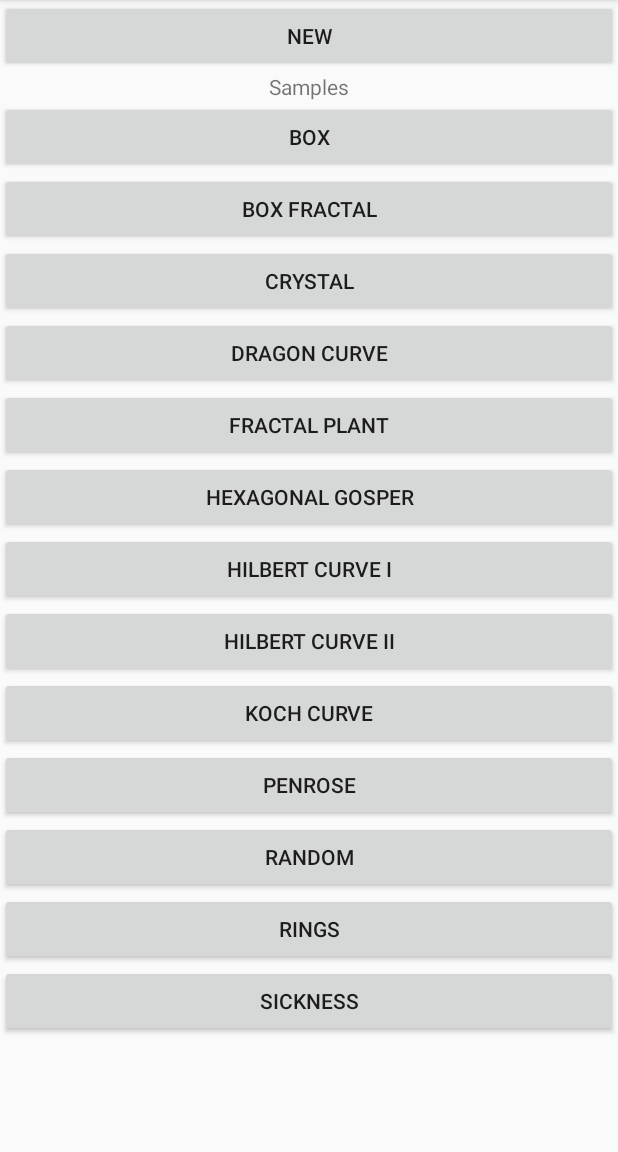
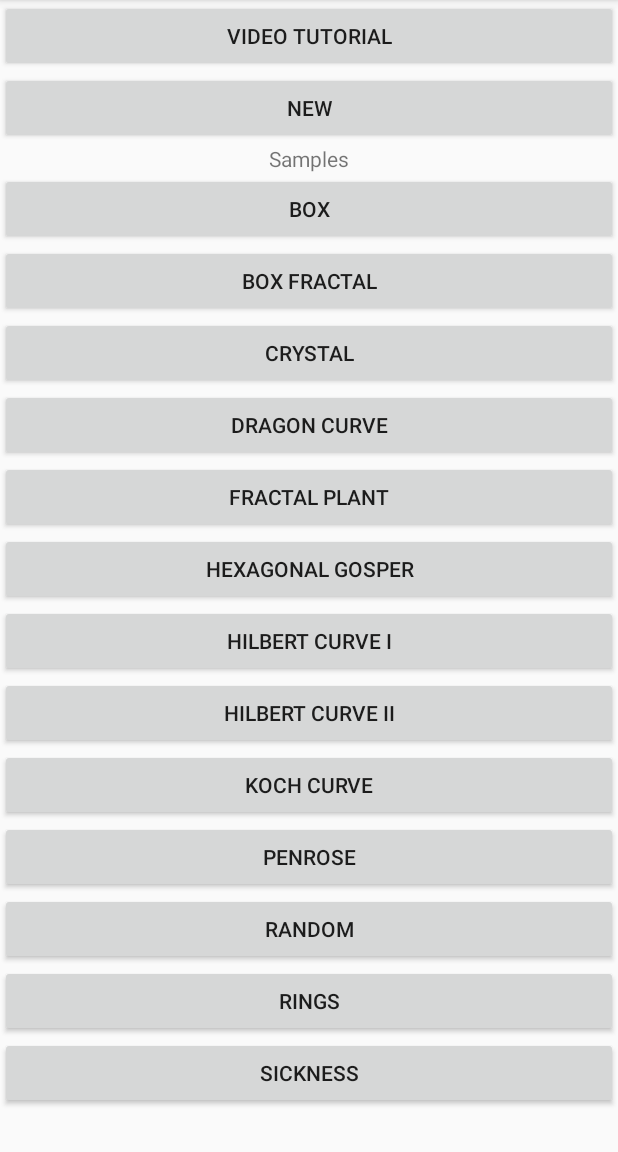
Before and after one commit to thomasfischersm/LSystemAndroid, an Android app: the screen it shows after launch (MainActivity), on a phone screen of 412 x 824 dp, the part 84-1236 px from its top. Run offline under Robolectric (Android 15) with nearby library versions, the phone set to English and light mode, and no system bars; network calls fail.

Commit message:
Added video tutorial button.

```diff
--- a/app/src/main/java/com/playposse/thomas/lindenmayer/MainActivity.java
+++ b/app/src/main/java/com/playposse/thomas/lindenmayer/MainActivity.java
@@ -1,6 +1,7 @@
 package com.playposse.thomas.lindenmayer;
 
 import android.content.Intent;
+import android.net.Uri;
 import android.os.Bundle;
 import android.support.v7.app.AppCompatActivity;
 import android.support.v7.widget.Toolbar;
@@ -34,6 +35,15 @@ public class MainActivity extends AppCompatActivity {
 
         Toolbar mainToolbar = (Toolbar) findViewById(R.id.mainToolbar);
         setSupportActionBar(mainToolbar);
+
+        Button tutorialButton = (Button) findViewById(R.id.tutorialButton);
+        tutorialButton.setOnClickListener(new View.OnClickListener() {
+            @Override
+            public void onClick(View v) {
+                startActivity(
+                        new Intent(Intent.ACTION_VIEW, Uri.parse("https://youtu.be/bruY40g_S2w")));
+            }
+        });
 
         Button newButton = (Button) findViewById(R.id.newButton);
         newButton.setOnClickListener(new View.OnClickListener() {
--- a/app/src/main/res/layout/activity_main.xml
+++ b/app/src/main/res/layout/activity_main.xml
@@ -23,6 +23,13 @@
             android:layout_width="match_parent"
             android:layout_height="match_parent"
             android:orientation="vertical">
+
+
+            <Button
+                android:id="@+id/tutorialButton"
+                android:layout_width="match_parent"
+                android:layout_height="wrap_content"
+                android:text="@string/home_screen_tutorial_button" />
 
             <Button
                 android:id="@+id/newButton"
--- a/app/src/main/res/values/strings.xml
+++ b/app/src/main/res/values/strings.xml
@@ -9,6 +9,7 @@
     <string name="save_menu_title">Save</string>
     <string name="refresh_menu_title">Refresh</string>
 
+    <string name="home_screen_tutorial_button">Video tutorial</string>
     <string name="home_screen_new_button">New</string>
     <string name="home_screen_user_defined_heading">User defined</string>
     <string name="home_screen_samples_heading">Samples</string>
```
